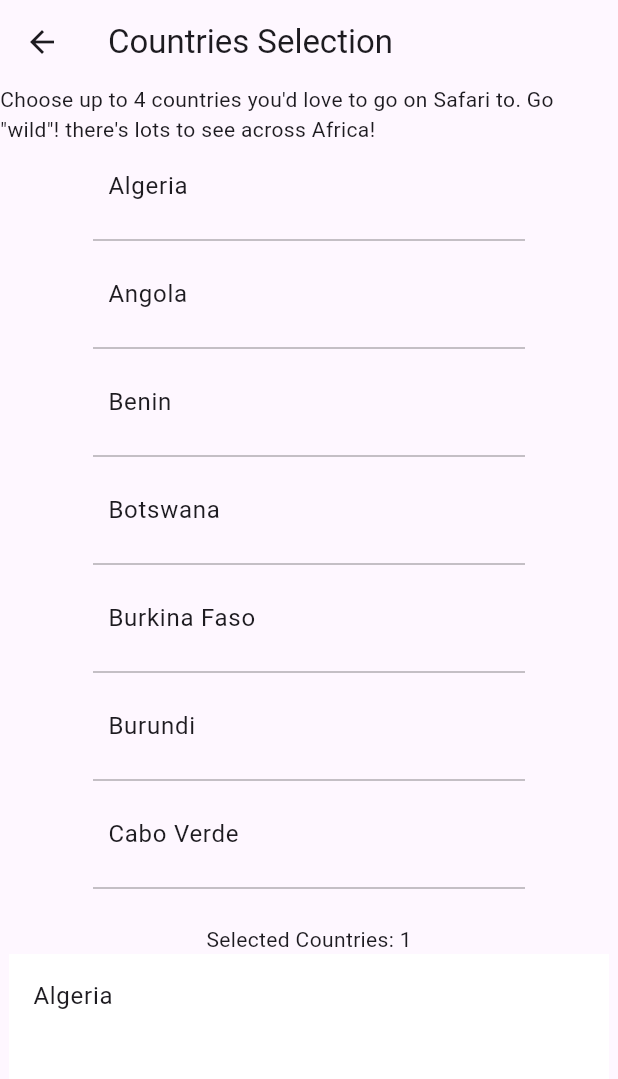
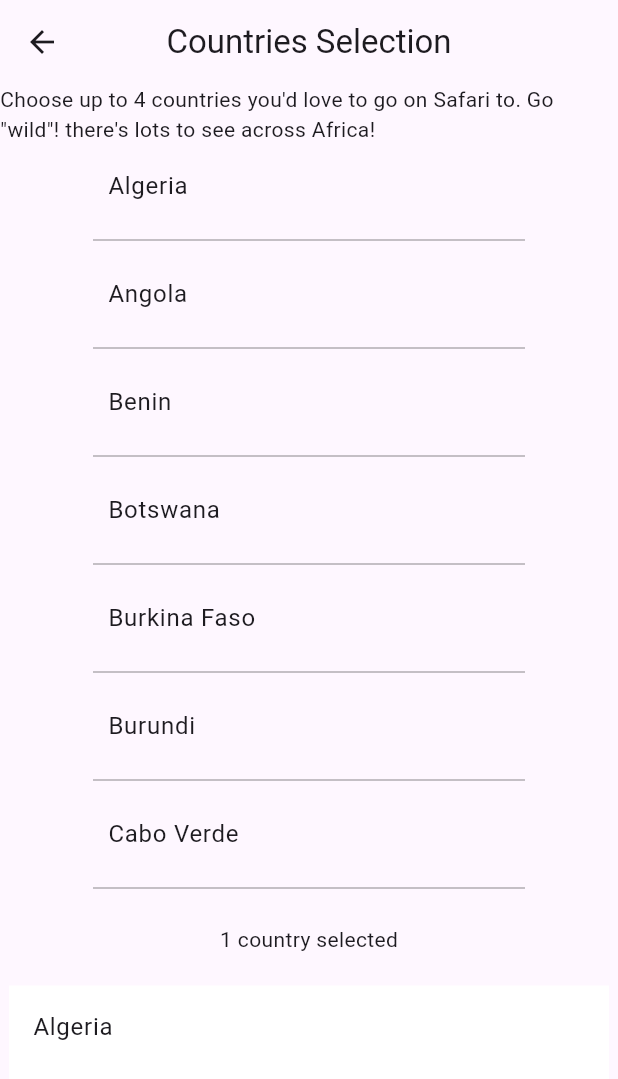
Before and after one commit to marcokumu/ayiolo_safari_advisor, a Flutter app: the CountriesSelection screen opened by its route, after a tap on "Algeria", on a phone screen of 412 x 824 dp. Shown: the top 1079 px of the screen. Run offline on Flutter 3.47's test engine with Material 3 defaults, Android fonts, the phone set to English and light mode, and no system bars; our stand-ins replace firebase_auth, firebase_core, image_picker; accounts and stored records are empty.

Commit message:
✨feat: added a content message for exceeded no. of selected items

```diff
--- a/lib/screens/countries_selection.dart
+++ b/lib/screens/countries_selection.dart
@@ -1,5 +1,6 @@
 import 'package:ayiolo_safari_advisor/widgets/countries_list.dart';
 import 'package:flutter/material.dart';
+import 'package:flutter/rendering.dart';
 
 class CountriesSelection extends StatefulWidget {
   const CountriesSelection({super.key});
@@ -9,6 +10,22 @@ class CountriesSelection extends StatefulWidget {
 }
 
 List<String> selectedCountries = [];
+
+String getSelectedContentMessage() {
+  int numberOfSelectedCountries = selectedCountries.length;
+
+  if (numberOfSelectedCountries == 0) {
+    return 'No countries selected';
+  } else if (numberOfSelectedCountries == 1) {
+    return '1 country selected';
+  } else if (numberOfSelectedCountries <= 4) {
+    return '$numberOfSelectedCountries countries selected';
+  } else {
+    return 'You can only select 4 countries';
+  }
+}
+
+String countryLimitMessage = '';
 
 class _CountriesSelectionState extends State<CountriesSelection> {
   @override
@@ -21,6 +38,7 @@ class _CountriesSelectionState extends State<CountriesSelection> {
       child: Scaffold(
         appBar: AppBar(
           title: const Text('Countries Selection'),
+          centerTitle: true,
         ),
         body: SingleChildScrollView(
           child: Column(
@@ -37,6 +55,10 @@ class _CountriesSelectionState extends State<CountriesSelection> {
                         selectedCountries.remove(country);
                       } else if (selectedCountries.length < 4) {
                         selectedCountries.add(country);
+                        countryLimitMessage =
+                            '';
+                      } else {
+                        countryLimitMessage = 'You can only select 4 countries';
                       }
                     });
                   },
@@ -45,7 +67,11 @@ class _CountriesSelectionState extends State<CountriesSelection> {
               const SizedBox(
                 height: 20.0,
               ),
-              Text('Selected Countries: ${selectedCountries.length}'),
+              Text(getSelectedContentMessage()),
+              Text(
+                countryLimitMessage,
+                style: const TextStyle(color: Colors.red),
+              ),
               SizedBox(
                 height: 200,
                 width: 400,
```
Also changed, not shown: lib/screens/animal_selection.dart (+25 -1 lines), lib/screens/month_selection.dart (+25 -1 lines).
